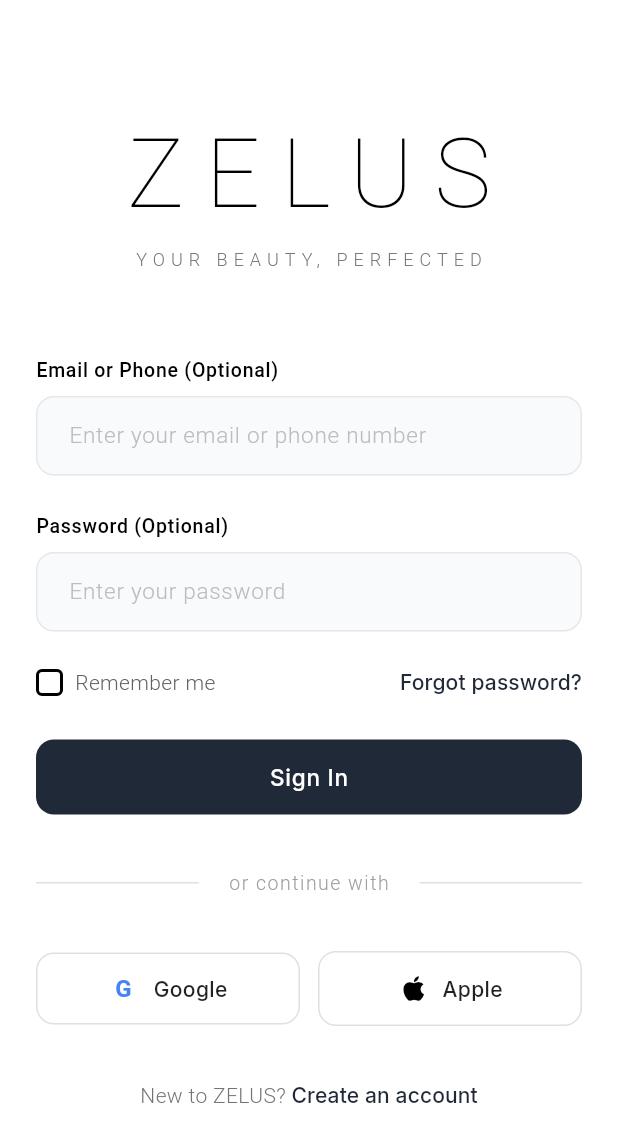
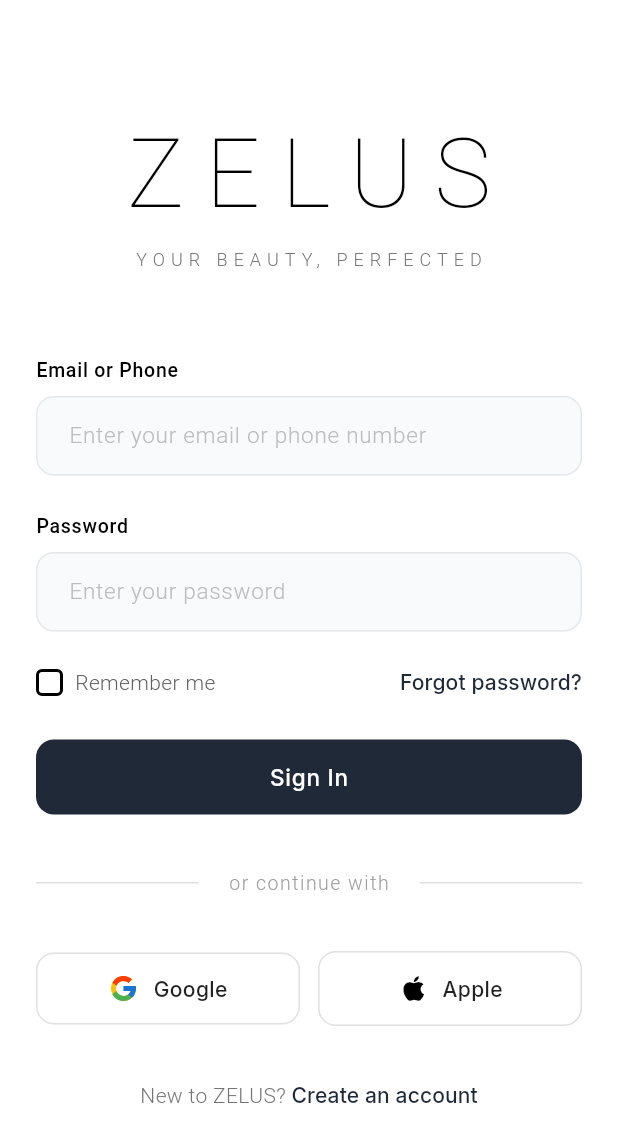
Before and after one commit to qunexadmin/Zelus, a Flutter app: the screen it shows after launch, on a phone screen of 412 x 824 dp. Shown: the top 1142 px of the screen. Run offline on Flutter 3.47's test engine with Material 3 defaults, Android fonts, the light colour scheme and no system bars; our stand-ins replace cached_network_image, dio, flutter_riverpod, flutter_svg, freezed_annotation, go_router and 5 more; generated files the repository leaves out were written again; Roboto replaces fonts that are missing (Helvetica Neue, Product Sans).

Commit message:
Revise DiscoverTab and login screen for improved UI and functionality
- Replaced the Inspiration Gallery with a Trending Styles section featuring a grid layout for better visual appeal.
- Enhanced the Trending section with a "View All" button for easier navigation.
- Updated login fields by removing the "(Optional)" label for a cleaner user experience.
- Switched the Google logo to an SVG format for improved branding consistency and visual quality.
- Documented changes in PROJECT_OVERVIEW.md to reflect the latest UI updates and feature enhancements.

```diff
--- a/mobile/lib/features/screens/login_screen.dart
+++ b/mobile/lib/features/screens/login_screen.dart
@@ -1,6 +1,7 @@
 import 'package:flutter/material.dart';
 import 'package:flutter/services.dart';
 import 'package:go_router/go_router.dart';
+import 'package:flutter_svg/flutter_svg.dart';
 
 
 class LoginPage extends StatefulWidget {
@@ -129,7 +130,7 @@
         crossAxisAlignment: CrossAxisAlignment.start,
         children: [
           // Email or Phone Field
-          _buildLabel('Email or Phone (Optional)'),
+          _buildLabel('Email or Phone'),
           const SizedBox(height: 8),
           _buildTextField(
             controller: _emailOrPhoneController,
@@ -144,7 +145,7 @@
           const SizedBox(height: 24),
 
           // Password Field
-          _buildLabel('Password (Optional)'),
+          _buildLabel('Password'),
           const SizedBox(height: 8),
           _buildTextField(
             controller: _passwordController,
@@ -378,25 +379,16 @@
       child: Row(
         mainAxisAlignment: MainAxisAlignment.center,
         children: [
-          // Google Logo - Using styled text
-          Container(
+          // Google Logo - Using SVG
+          SvgPicture.string(
+            '''<svg xmlns="http://www.w3.org/2000/svg" viewBox="0 0 48 48" width="20px" height="20px">
+              <path fill="#FFC107" d="M43.611,20.083H42V20H24v8h11.303c-1.649,4.657-6.08,8-11.303,8c-6.627,0-12-5.373-12-12c0-6.627,5.373-12,12-12c3.059,0,5.842,1.154,7.961,3.039l5.657-5.657C34.046,6.053,29.268,4,24,4C12.955,4,4,12.955,4,24c0,11.045,8.955,20,20,20c11.045,0,20-8.955,20-20C44,22.659,43.862,21.35,43.611,20.083z"/>
+              <path fill="#FF3D00" d="M6.306,14.691l6.571,4.819C14.655,15.108,18.961,12,24,12c3.059,0,5.842,1.154,7.961,3.039l5.657-5.657C34.046,6.053,29.268,4,24,4C16.318,4,9.656,8.337,6.306,14.691z"/>
+              <path fill="#4CAF50" d="M24,44c5.166,0,9.86-1.977,13.409-5.192l-6.19-5.238C29.211,35.091,26.715,36,24,36c-5.202,0-9.619-3.317-11.283-7.946l-6.522,5.025C9.505,39.556,16.227,44,24,44z"/>
+              <path fill="#1976D2" d="M43.611,20.083H42V20H24v8h11.303c-0.792,2.237-2.231,4.166-4.087,5.571c0.001-0.001,0.002-0.001,0.003-0.002l6.19,5.238C36.971,39.205,44,34,44,24C44,22.659,43.862,21.35,43.611,20.083z"/>
+            </svg>''',
             width: 20,
             height: 20,
-            decoration: BoxDecoration(
-              color: Colors.white,
-              borderRadius: BorderRadius.circular(4),
-            ),
-            child: Center(
-              child: Text(
-                'G',
-                style: TextStyle(
-                  fontSize: 16,
-                  fontWeight: FontWeight.w600,
-                  color: Color(0xFF4285F4), // Google blue
-                  fontFamily: 'Product Sans',
-                ),
-              ),
-            ),
           ),
           const SizedBox(width: 10),
           const Text(
```
Also changed, not shown: mobile/lib/features/screens/discover_tab.dart (+121 -119 lines), 1 other file.
